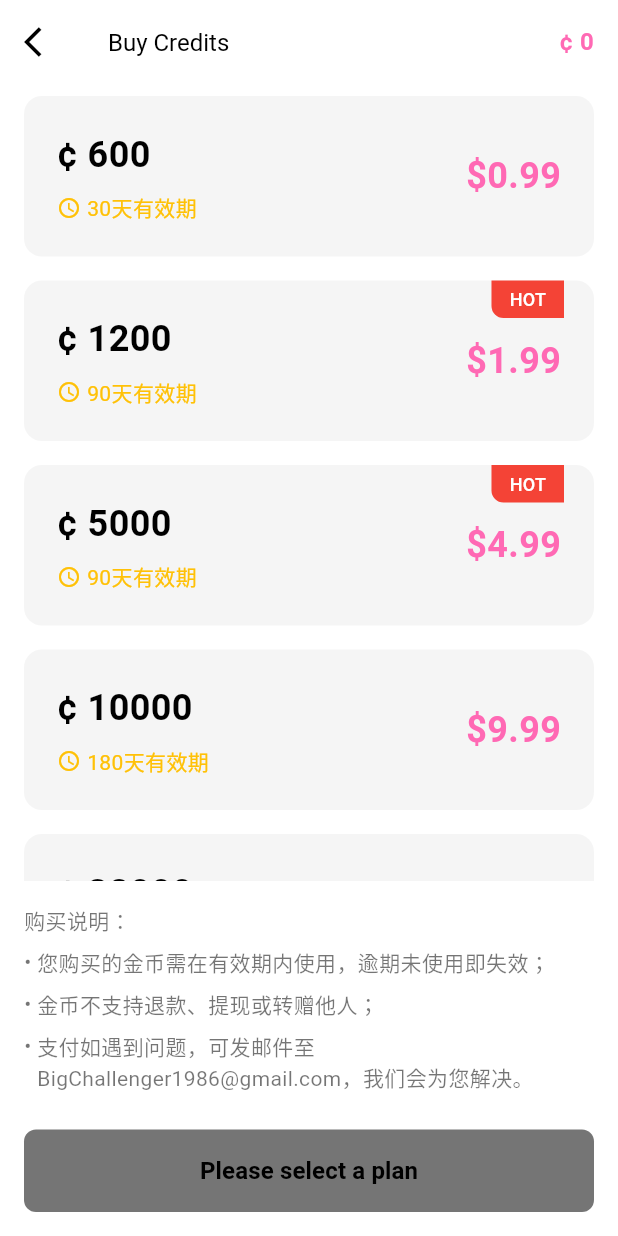
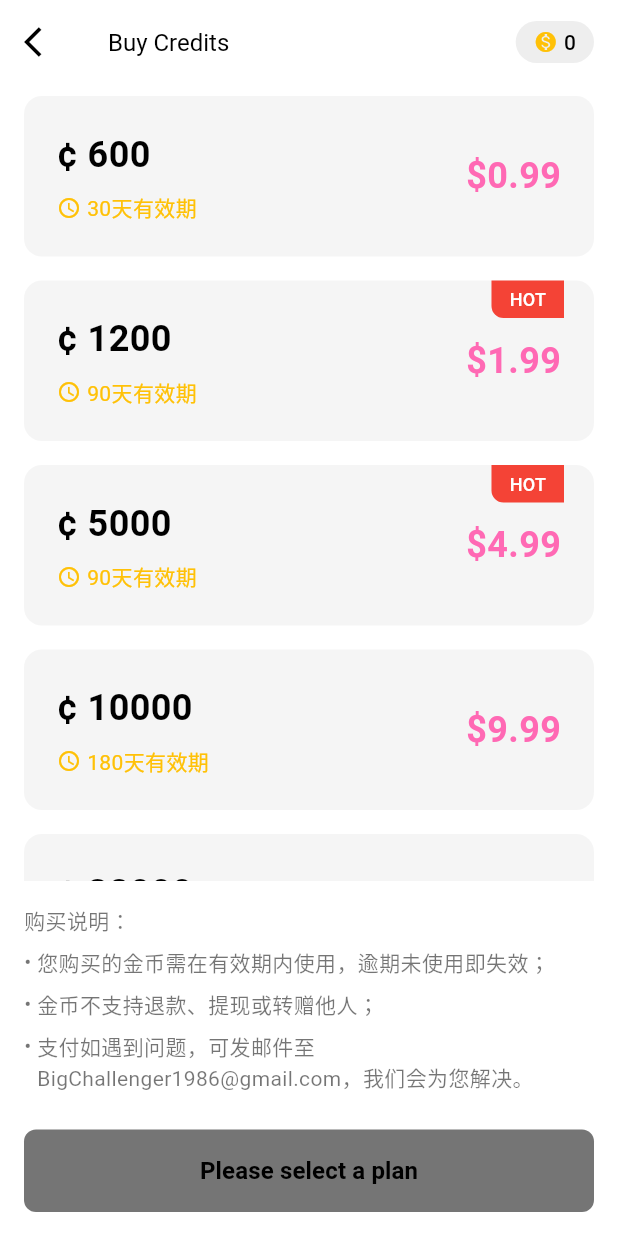
Before and after one commit to plm-lee/aiVideo, a Flutter app: the BuyCreditsPage screen opened by its route, on a phone screen of 412 x 824 dp. Run offline on Flutter 3.47's test engine with Material 3 defaults, Android fonts, the phone set to English and light mode, and no system bars; our stand-ins replace go_router, image_picker, in_app_purchase, sqflite; missing offline and left inert: in_app_purchase_storekit; accounts and stored records are empty.

Commit message:
购买页面金币UI

```diff
--- a/lib/page/buy_credits_page.dart
+++ b/lib/page/buy_credits_page.dart
@@ -205,17 +205,35 @@ class _BuyCreditsPageState extends State<BuyCreditsPage> {
           style: AppTheme.getTitleStyle(isDark),
         ),
         actions: [
-          Center(
-            child: Padding(
-              padding: const EdgeInsets.only(right: 16),
-              child: Text(
-                '¢ ${creditsService.credits}',
-                style: TextStyle(
-                  color: AppTheme.primaryColor,
-                  fontSize: 16,
-                  fontWeight: FontWeight.bold,
+          Container(
+            margin: const EdgeInsets.only(right: 16),
+            padding: const EdgeInsets.symmetric(
+              horizontal: 12,
+              vertical: 4,
+            ),
+            decoration: BoxDecoration(
+              color: isDark ? Colors.grey[850] : Colors.grey[200],
+              borderRadius: BorderRadius.circular(14),
+            ),
+            child: Row(
+              children: [
+                const Icon(
+                  Icons.monetization_on,
+                  color: Colors.amber,
+                  size: 16,
                 ),
-              ),
+                const SizedBox(width: 4),
+                Text(
+                  '${creditsService.credits}',
+                  style: TextStyle(
+                    color: isDark
+                        ? AppTheme.darkTextColor
+                        : AppTheme.lightTextColor,
+                    fontWeight: FontWeight.w500,
+                    fontSize: 14,
+                  ),
+                ),
+              ],
             ),
           ),
         ],
```
